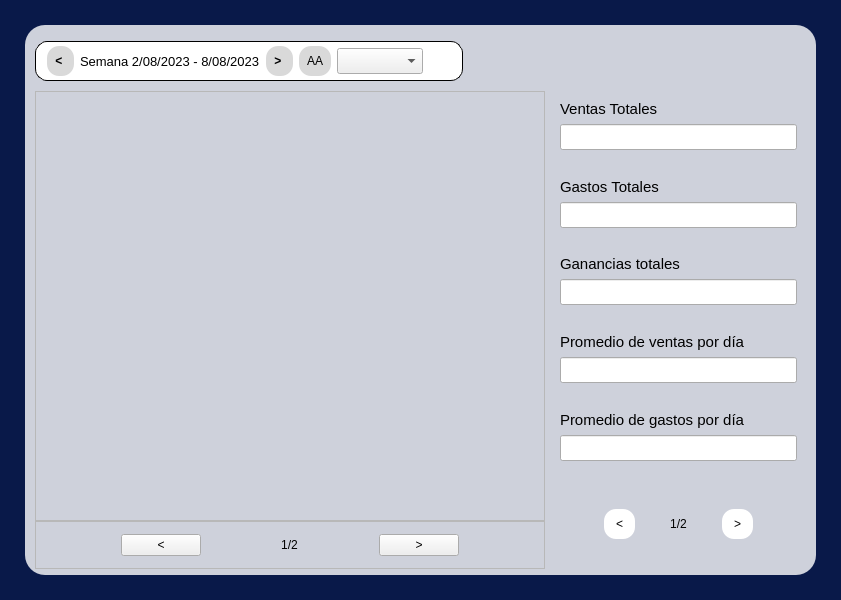
The window that RawInterfaces/Analisis.ui (Ventthos/PollosExpress) describes before a commit, drawn with Qt 5.
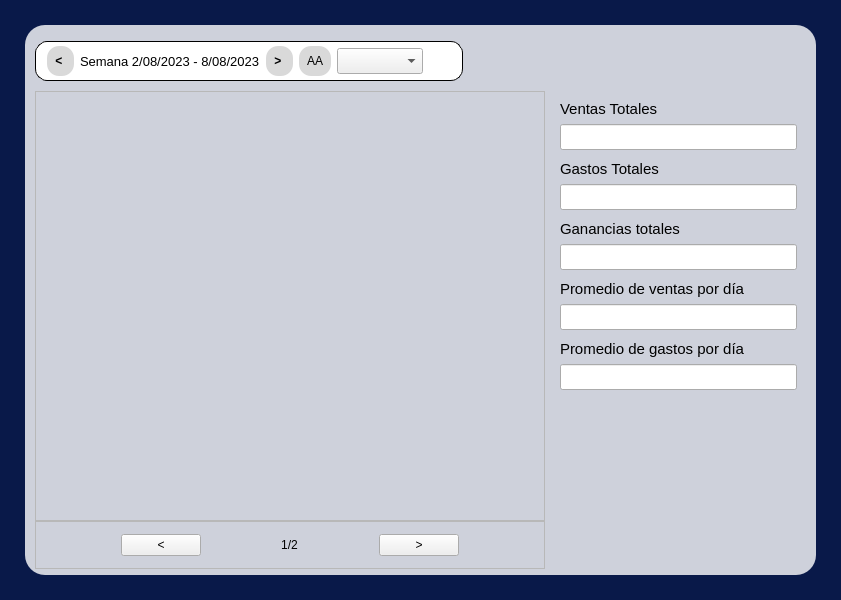
The same window after the commit.

Commit message: Responsividad de analisis

```diff
--- a/RawInterfaces/Analisis.ui
+++ b/RawInterfaces/Analisis.ui
@@ -342,6 +342,9 @@
 }</string>
                    </property>
                    <layout class="QVBoxLayout" name="verticalLayout_11">
+                    <property name="spacing">
+                     <number>10</number>
+                    </property>
                     <item alignment="Qt::AlignTop">
                      <widget class="QWidget" name="labelLineEdit_1" native="true">
                       <layout class="QVBoxLayout" name="verticalLayout_8">
@@ -538,63 +541,17 @@
                      </widget>
                     </item>
                     <item>
-                     <widget class="QWidget" name="contenedorPagina" native="true">
-                      <property name="styleSheet">
-                       <string notr="true">#contenedorPagina QPushButton{
-	background-color: white;
-	border: none;
-	padding: 8px 12px;
-	border-radius: 12px;
-}
-
-#contenedorPagina QPushButton:Hover{
-	background-color: #e6e6e6;
-}</string>
+                     <spacer name="verticalSpacer">
+                      <property name="orientation">
+                       <enum>Qt::Vertical</enum>
                       </property>
-                      <layout class="QHBoxLayout" name="horizontalLayout_3">
-                       <property name="leftMargin">
-                        <number>0</number>
-                       </property>
-                       <property name="topMargin">
-                        <number>0</number>
-                       </property>
-                       <property name="rightMargin">
-                        <number>0</number>
-                       </property>
-                       <property name="bottomMargin">
-                        <number>0</number>
-                       </property>
-                       <item alignment="Qt::AlignRight">
-                        <widget class="QPushButton" name="pushButtonPaginaDatos_L">
-                         <property name="text">
-                          <string>&lt;</string>
-                         </property>
-                        </widget>
-                       </item>
-                       <item alignment="Qt::AlignHCenter">
-                        <widget class="QLabel" name="labelPaginaDatos">
-                         <property name="font">
-                          <font>
-                           <pointsize>9</pointsize>
-                          </font>
-                         </property>
-                         <property name="text">
-                          <string>1/2</string>
-                         </property>
-                         <property name="alignment">
-                          <set>Qt::AlignCenter</set>
-                         </property>
-                        </widget>
-                       </item>
-                       <item alignment="Qt::AlignLeft">
-                        <widget class="QPushButton" name="pushButtonPaginaDatos_L_2">
-                         <property name="text">
-                          <string>&gt;</string>
-                         </property>
-                        </widget>
-                       </item>
-                      </layout>
-                     </widget>
+                      <property name="sizeHint" stdset="0">
+                       <size>
+                        <width>20</width>
+                        <height>40</height>
+                       </size>
+                      </property>
+                     </spacer>
                     </item>
                    </layout>
                   </widget>
```
The commit also changes 6 other files.
